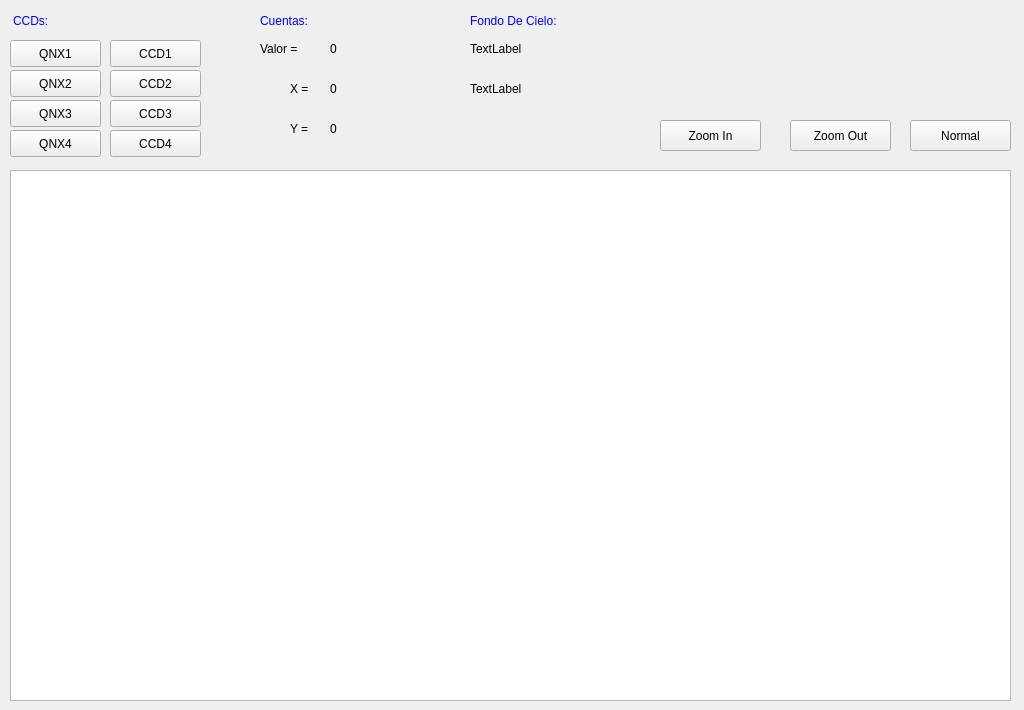
Qt form visualizador.ui (joselp/observe-qt) before a commit.
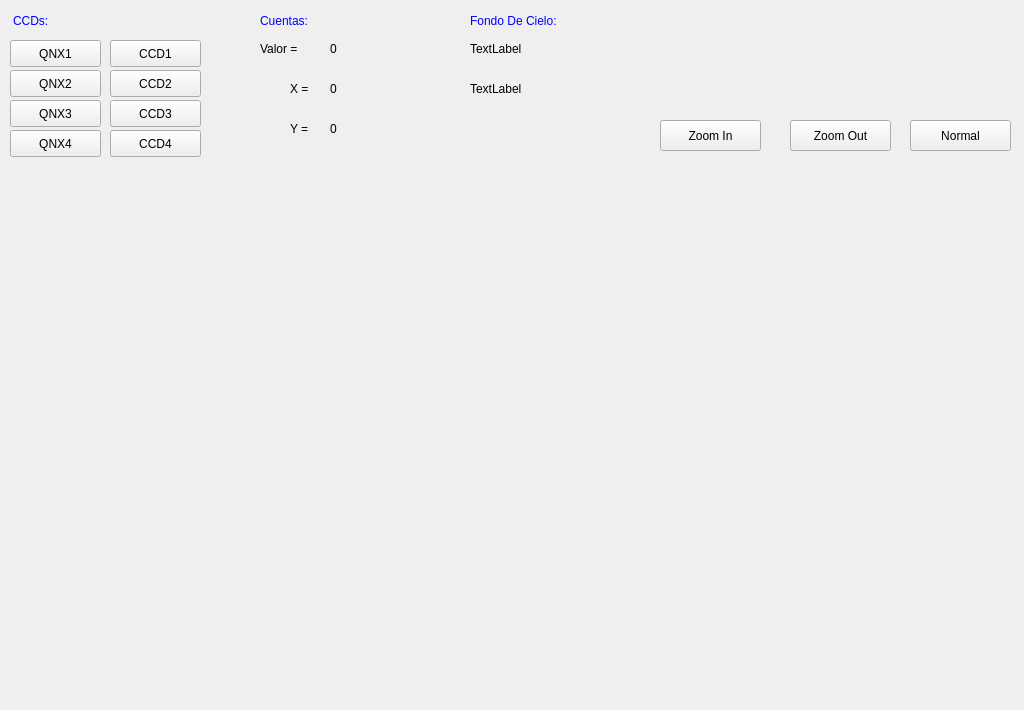
The same form after that commit.

```diff
--- a/visualizador.ui
+++ b/visualizador.ui
@@ -25,16 +25,6 @@
   <property name="windowTitle">
    <string>Form</string>
   </property>
-  <widget class="QGraphicsView" name="graphicsView">
-   <property name="geometry">
-    <rect>
-     <x>10</x>
-     <y>170</y>
-     <width>1001</width>
-     <height>531</height>
-    </rect>
-   </property>
-  </widget>
   <widget class="QPushButton" name="pushButton">
    <property name="geometry">
     <rect>
```
